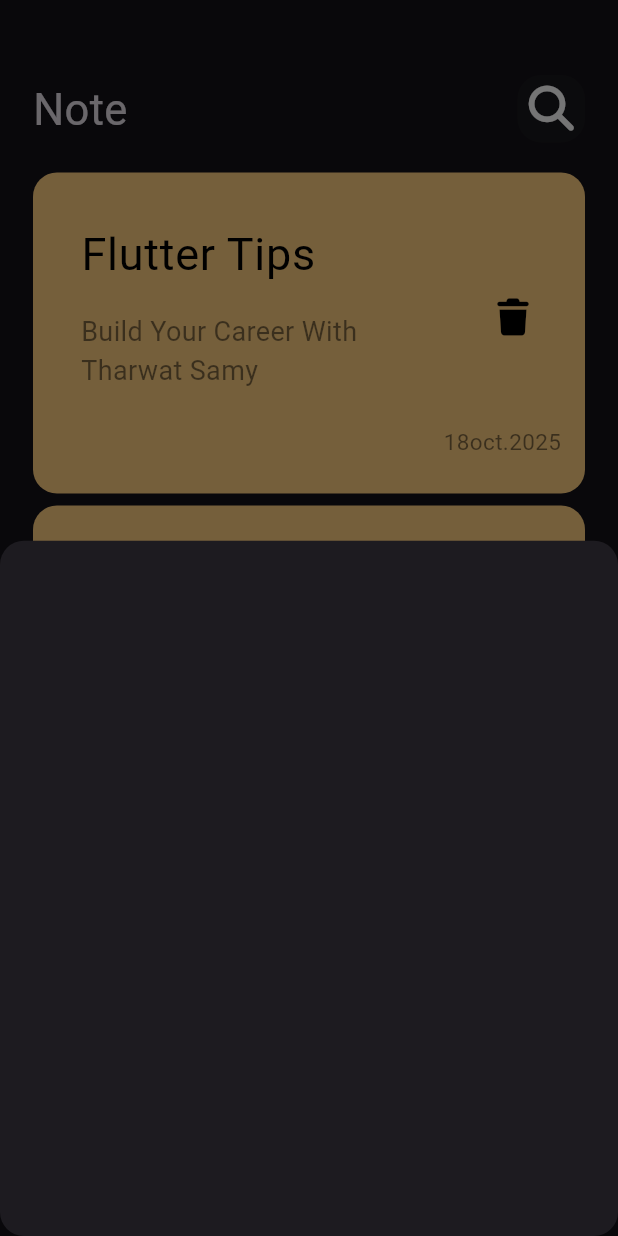
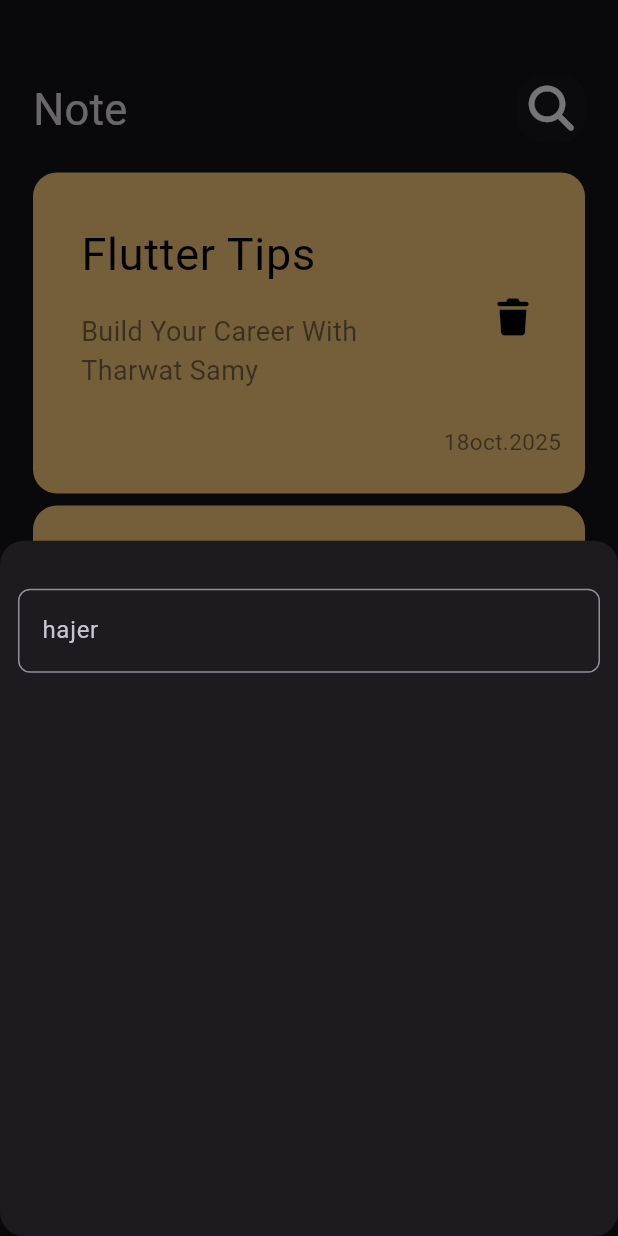
Before and after one commit to HagerSOB/Notes_App3, a Flutter app: the screen it shows after launch, after a tap on the "add" icon, on a phone screen of 412 x 824 dp. Run offline on Flutter 3.47's test engine with Material 3 defaults, Android fonts, the phone set to English and light mode, and no system bars; our stand-ins replace font_awesome_flutter; Roboto replaces fonts that are missing (Poppins).

Commit message:
create custem text field

```diff
--- a/lib/custom_widget/widget/note_bottom_sheet.dart
+++ b/lib/custom_widget/widget/note_bottom_sheet.dart
@@ -7,10 +7,14 @@
 
   @override
   Widget build(BuildContext context) {
-    return const Column(
-      children: [
-        CustomTextField(hint: 'hajer',),
-      ],
+    return Padding(
+      padding: const EdgeInsets.symmetric(horizontal: 12),
+      child: const Column(
+        children: [
+          SizedBox(height: 32,),
+          CustomTextField(hint: 'hajer',),
+        ],
+      ),
     );
   }
 }
--- a/lib/views/notes_view.dart
+++ b/lib/views/notes_view.dart
@@ -1,4 +1,5 @@
 import 'package:flutter/material.dart';
+import 'package:notes_app3/custom_widget/widget/note_bottom_sheet.dart';
 import 'package:notes_app3/views/notes_view_body.dart';
 
 class NotesView extends StatelessWidget {
@@ -11,7 +12,7 @@
         showModalBottomSheet(shape: RoundedRectangleBorder(
             borderRadius: BorderRadius.circular(16)
         ),context: context, builder: (context){
-          return  Container();
+          return  AddNoteBttomSheet();
         });
       },child: Icon(Icons.add),)
       ,body: NotesViewBody(),);
```
